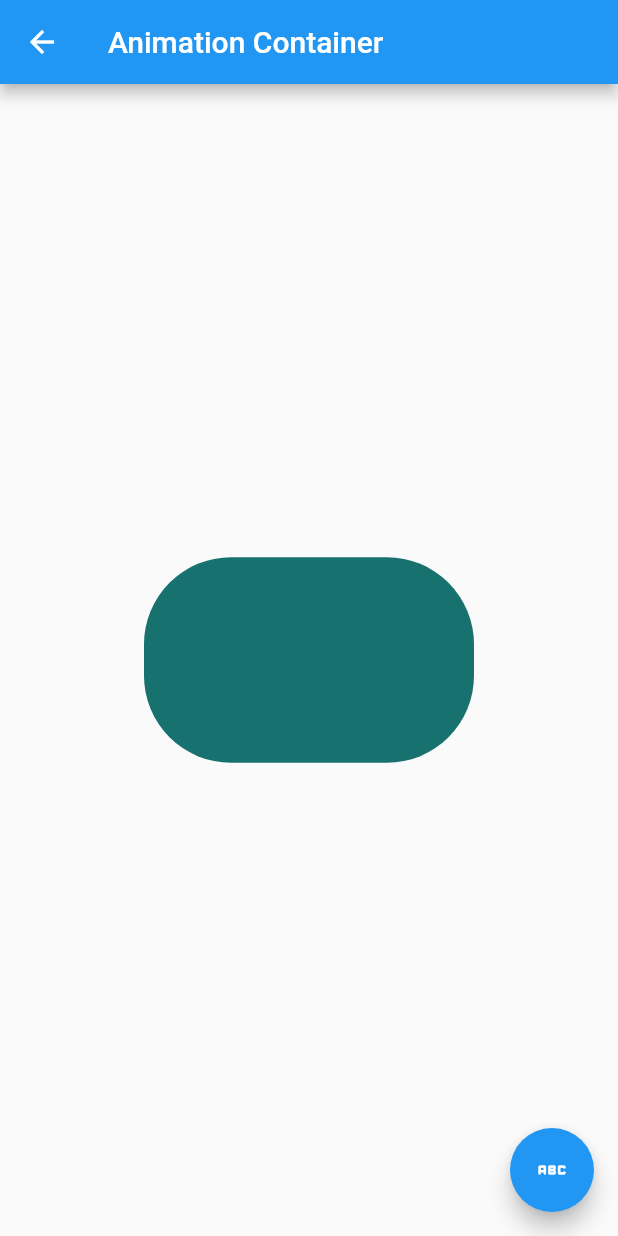
After one commit to Flores45/Flutter, a Flutter app: the AnimationPage screen opened by its route, after a tap on the "abc" icon, on a phone screen of 412 x 824 dp. The commit adds this screen. Run offline on Flutter 3.47's test engine with Material 2 defaults, Android fonts, the phone set to English and light mode, and no system bars.

Commit message:
Animated Container

```diff
--- a/data/menu_opts.json
+++ b/data/menu_opts.json
@@ -15,6 +15,11 @@
             "ruta" : "card",
             "icon" : "folder_open",
             "texto": "Cards - Tarjetas"
+        },
+        {
+            "ruta" : "animated",
+            "icon" : "add_chart",
+            "texto": "Cards - Animacion"
         }
 
     ]
--- /dev/null
+++ b/lib/src/pages/animated_container.dart
@@ -0,0 +1,69 @@
+ import 'dart:math';
+
+import 'package:flutter/material.dart';
+
+class AnimationPage extends StatefulWidget {
+
+  @override
+  State<AnimationPage> createState() => _AnimationPageState();
+
+
+}
+
+class _AnimationPageState extends State<AnimationPage> {
+
+  double _width = 70.0;
+  double _heigth = 70.0;
+  Color _color = Colors.black;
+  BorderRadiusGeometry _borderradius = BorderRadius.circular(8.0);
+
+  @override
+  Widget build(BuildContext context) {
+    return Scaffold(
+      appBar: AppBar(
+        title: Text("Animation Container"),
+      ),
+      body: Center(
+        child: AnimatedContainer(
+          duration: Duration(seconds: 1),
+          curve: Curves.fastOutSlowIn,
+          width: _width,
+          height: _heigth,
+          decoration: BoxDecoration(
+            borderRadius: _borderradius,
+            color: _color
+          ) ,
+
+
+
+          ),
+      ),
+      floatingActionButton: FloatingActionButton(
+        child: Icon (Icons.abc_rounded),
+        onPressed: _cambiarForma,
+      ),
+
+    );
+  }
+
+  void _cambiarForma() {
+    final random = Random();
+
+    setState(() {
+      _width = random.nextInt(300).toDouble();
+    _heigth= random.nextInt(300).toDouble();
+    _color= Color.fromRGBO(
+      random.nextInt(255),
+       random.nextInt(255),
+       random.nextInt(255),
+        1);
+
+        _borderradius = BorderRadius.circular(random.nextInt(100).toDouble());
+
+    });
+
+
+
+
+  }
+}
--- a/lib/src/routes/rutas.dart
+++ b/lib/src/routes/rutas.dart
@@ -1,4 +1,5 @@
 import 'package:flutter/material.dart';
+import 'package:widgets_flutter/src/pages/animated_container.dart';
 
 
 
@@ -15,6 +16,7 @@ Map <String, WidgetBuilder> getApplicationRoutes(){
          'alert':(BuildContext context) => AlertPage(),
           'avatar':(BuildContext context) => AvatarPage(),
            'card':(BuildContext context) => CardPage(),
+            'animated':(BuildContext context) => AnimationPage(),
       };
 
 }
--- a/lib/src/utils/icono_string_util.dart
+++ b/lib/src/utils/icono_string_util.dart
@@ -6,6 +6,7 @@
         'accessibility': Icons.accessibility,
         'folder_open'  : Icons.folder_open,
         'add_chart' :Icons.add_chart,
+
   };
 
 
```
